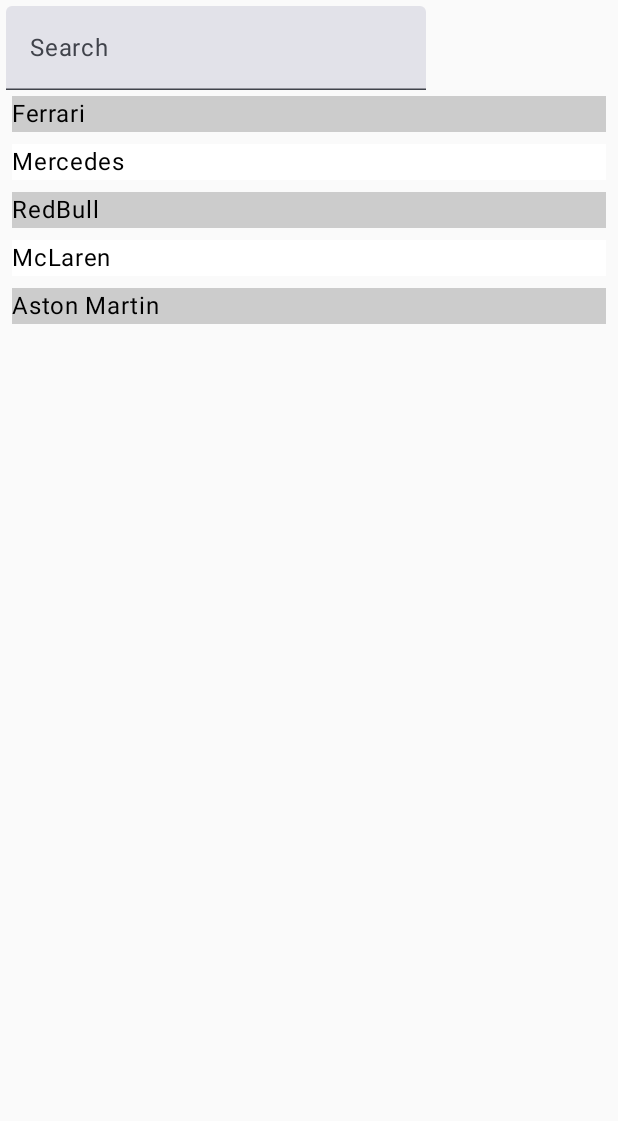
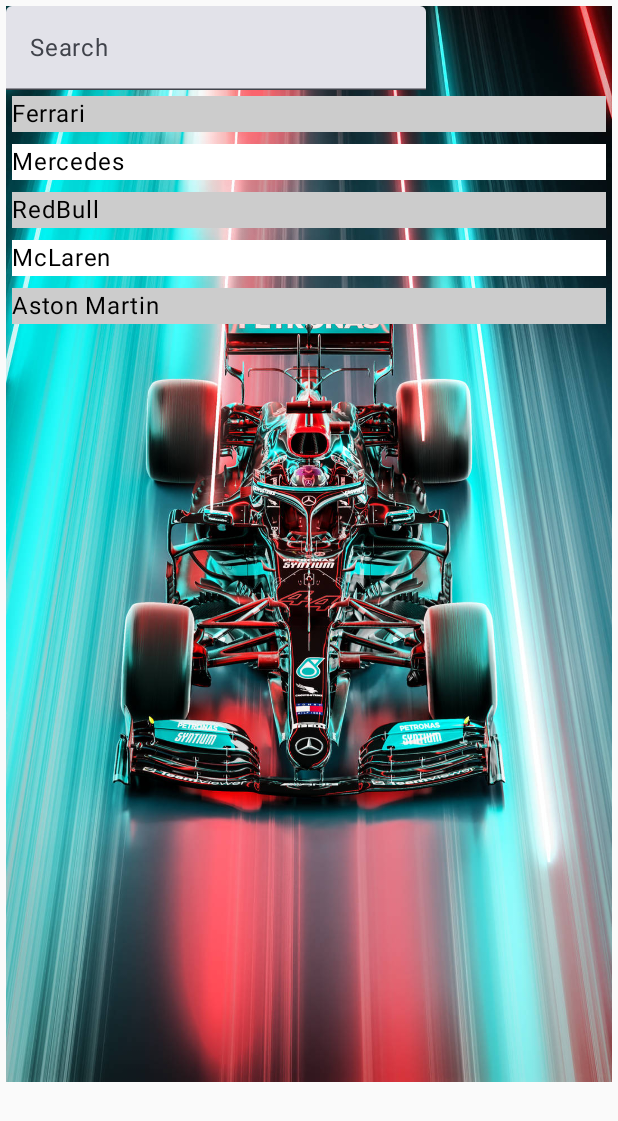
Before and after one commit to ShaneWhitmore/F1-Geek, an Android app built with Jetpack Compose: the screen it shows after launch (MainActivity), on a phone screen of 412 x 824 dp. Shown: the top 1121 px of the screen. Run offline under Robolectric (Android 15) with nearby library versions, the phone set to English and light mode, and no system bars.

Commit message:
Background Image added

```diff
--- a/app/src/main/java/com/example/f1geek/MainActivity.kt
+++ b/app/src/main/java/com/example/f1geek/MainActivity.kt
@@ -3,6 +3,7 @@ package com.example.f1geek
 import android.os.Bundle
 import androidx.activity.ComponentActivity
 import androidx.activity.compose.setContent
+import androidx.compose.foundation.Image
 import androidx.compose.foundation.background
 import androidx.compose.foundation.clickable
 import androidx.compose.foundation.layout.Column
@@ -19,6 +20,7 @@ import androidx.compose.runtime.saveable.rememberSaveable
 import androidx.compose.runtime.setValue
 import androidx.compose.ui.Modifier
 import androidx.compose.ui.graphics.Color
+import androidx.compose.ui.res.painterResource
 import androidx.compose.ui.tooling.preview.Preview
 import androidx.compose.ui.unit.dp
 import com.example.f1geek.model.Driver
@@ -26,6 +28,9 @@ import com.example.f1geek.model.Team
 import com.example.f1geek.model.seedDriverStore
 import com.example.f1geek.model.seedTeamStore
 import com.example.f1geek.ui.theme.F1GeekTheme
+import androidx.compose.foundation.Image
+import androidx.compose.foundation.layout.Box
+
 
 class MainActivity : ComponentActivity() {
 
@@ -86,6 +91,9 @@ class MainActivity : ComponentActivity() {
             }
         }
     }
+
+
+
     @Composable
     fun DriverList(driver: Driver, onClickHandler: (Driver) -> Unit, modifier: Modifier = Modifier) {
         Column(modifier) {
@@ -134,7 +142,16 @@ class MainActivity : ComponentActivity() {
     @Composable
     fun TeamList(teams: List<Team>,  onClickHandler: (Team) -> Unit ,modifier: Modifier = Modifier) {
         var filterText by rememberSaveable { mutableStateOf("") }
-        Column(modifier) {
+        val image = painterResource(R.drawable.background)
+        Box(modifier){
+            Image(painter = image,
+                contentDescription = null
+            )
+        }
+        Column(modifier)
+        {
+
+
             TextField(
                 value = filterText,
                 onValueChange = { value -> filterText = value },
@@ -173,6 +190,7 @@ class MainActivity : ComponentActivity() {
         F1GeekTheme {
             val driverStore = seedDriverStore()
             val teamStore = seedTeamStore()
+
             TeamList(teams = teamStore.teams,
                 onClickHandler = {},
                 modifier = Modifier
```
Also changed, not shown: app/src/main/res/drawable/background.jpg (added).
